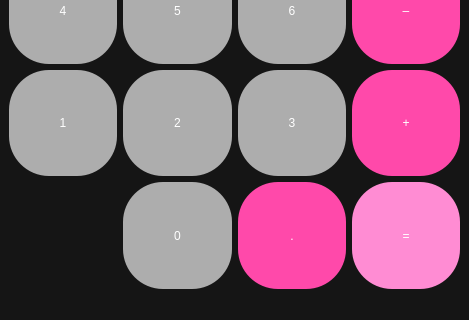
Above: calculator/src/design.ui from carolinarigaudfelix/Calculadora-Python-PyQt6- before the change; both pictures show x 0 to 469 and y 390 to 710 of the 469 by 710 pixel window. Below: the same form after it.
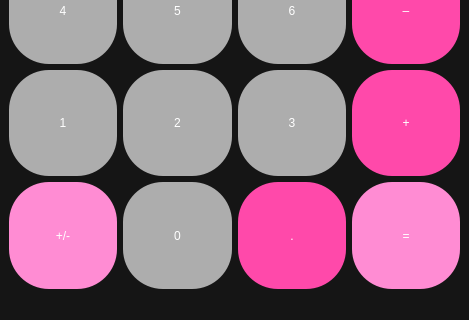
That is the form after the change.

Patch:
```diff
--- a/calculator/src/design.ui
+++ b/calculator/src/design.ui
@@ -552,6 +552,33 @@
         </property>
        </widget>
       </item>
+      <item row="5" column="0">
+       <widget class="QPushButton" name="pushButton_negative">
+        <property name="sizePolicy">
+         <sizepolicy hsizetype="MinimumExpanding" vsizetype="Preferred">
+          <horstretch>0</horstretch>
+          <verstretch>0</verstretch>
+         </sizepolicy>
+        </property>
+        <property name="styleSheet">
+         <string notr="true">QPushButton{
+font: 75 20pt &quot;MS ShellL Dlg 2&quot;;
+		background-color: rgb(255, 140, 211);
+	color: rgb(255, 255, 255);
+border-radius:40px;
+}
+
+QPushButton:hover{
+background-color: rgb(255, 255, 255);
+	color: rgb(79, 79, 79);
+}
+</string>
+        </property>
+        <property name="text">
+         <string>+/-</string>
+        </property>
+       </widget>
+      </item>
      </layout>
     </item>
    </layout>
```
